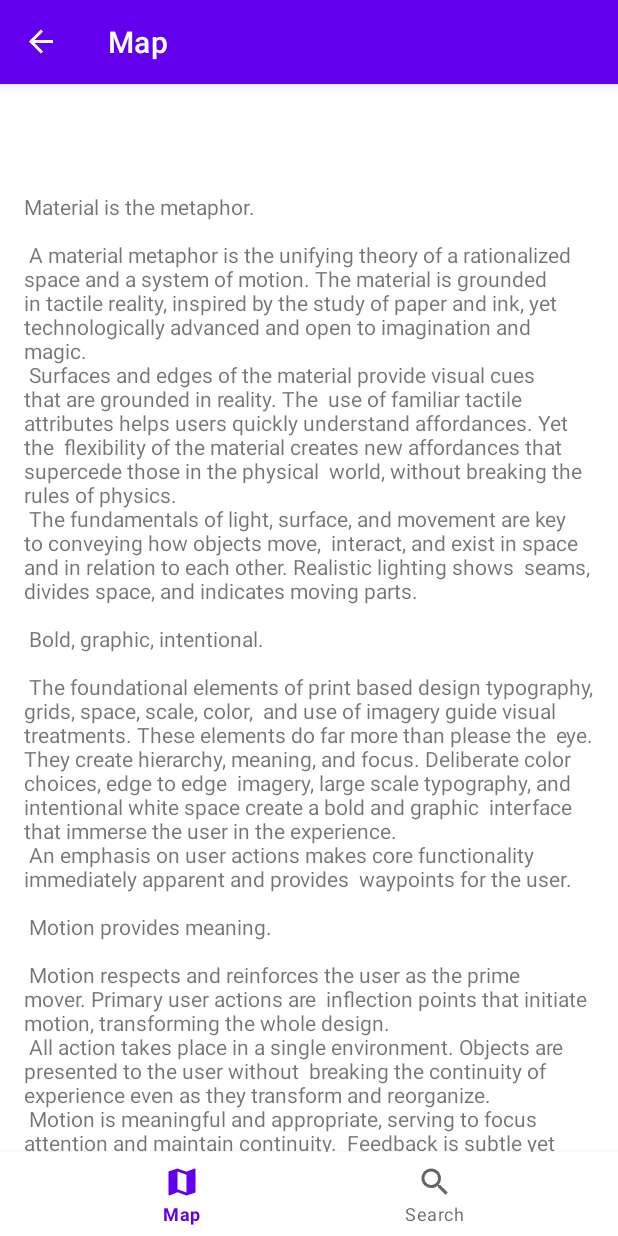
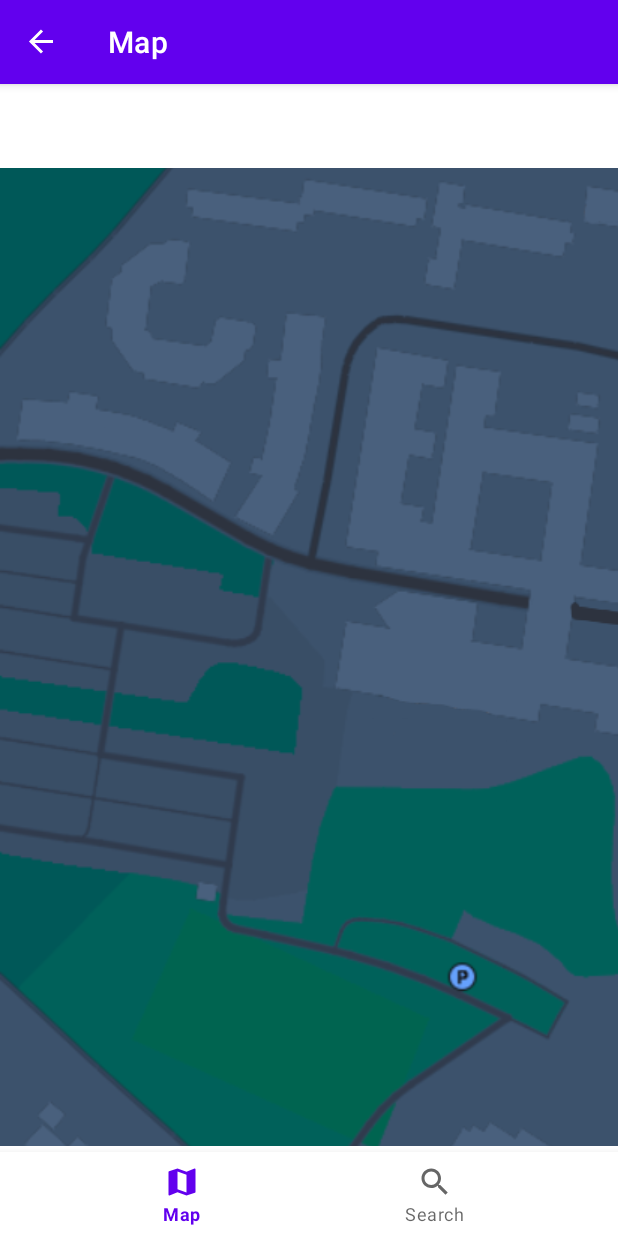
Before and after one commit to archey347/CamCam, an Android app: the screen it shows after launch (MainActivity), on a phone screen of 412 x 824 dp. Run offline under Robolectric (Android 15) with nearby library versions, the phone set to English and light mode, and no system bars; our stand-ins replace navigation-ui.

Commit message:
Added scroller to map

```diff
--- a/App/app/src/main/res/layout/map_fragment.xml
+++ b/App/app/src/main/res/layout/map_fragment.xml
@@ -1,13 +1,23 @@
 <?xml version="1.0" encoding="utf-8"?>
-<androidx.core.widget.NestedScrollView xmlns:android="http://schemas.android.com/apk/res/android"
+<HorizontalScrollView xmlns:android="http://schemas.android.com/apk/res/android"
     xmlns:tools="http://schemas.android.com/tools"
     android:layout_width="match_parent"
     android:layout_height="match_parent"
-    tools:context=".ui.map.MapFragment">
+    tools:context=".ui.map.MapFragment"
+    tools:ignore="SpeakableTextPresentCheck">
 
-    <TextView
+<!--    <TextView-->
+<!--        android:layout_width="wrap_content"-->
+<!--        android:layout_height="wrap_content"-->
+<!--        android:layout_margin="@dimen/text_margin"-->
+<!--        android:text="@string/large_text" />-->
+
+    <ImageView
+        android:id="@+id/map_image"
         android:layout_width="wrap_content"
-        android:layout_height="wrap_content"
-        android:layout_margin="@dimen/text_margin"
-        android:text="@string/large_text" />
-</androidx.core.widget.NestedScrollView>
+        android:layout_height="match_parent"
+        android:layout_marginBottom="60dp"
+        android:background="#fff"
+        android:scaleType="center"
+        android:src="@drawable/map" />
+</HorizontalScrollView>
```
